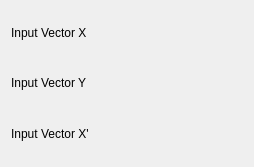
The window that src/plugins/dataobject/interpolations/akimaperiodic/akimaperiodicconfig.ui (Kst-plot/kst) describes before a commit, drawn with Qt 5.
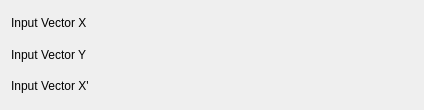
The same window after the commit. Custom widgets are drawn as their Qt base class.

What changed in the file:
```diff
--- a/src/plugins/dataobject/interpolations/akimaperiodic/akimaperiodicconfig.ui
+++ b/src/plugins/dataobject/interpolations/akimaperiodic/akimaperiodicconfig.ui
@@ -5,10 +5,16 @@
    <rect>
     <x>0</x>
     <y>0</y>
-    <width>254</width>
-    <height>167</height>
+    <width>424</width>
+    <height>110</height>
    </rect>
   </property>
+  <property name="minimumSize" >
+   <size>
+    <width>400</width>
+    <height>0</height>
+   </size>
+  </property>
   <layout class="QVBoxLayout" name="verticalLayout" >
    <item>
     <layout class="QHBoxLayout" name="horizontalLayout" >
```
